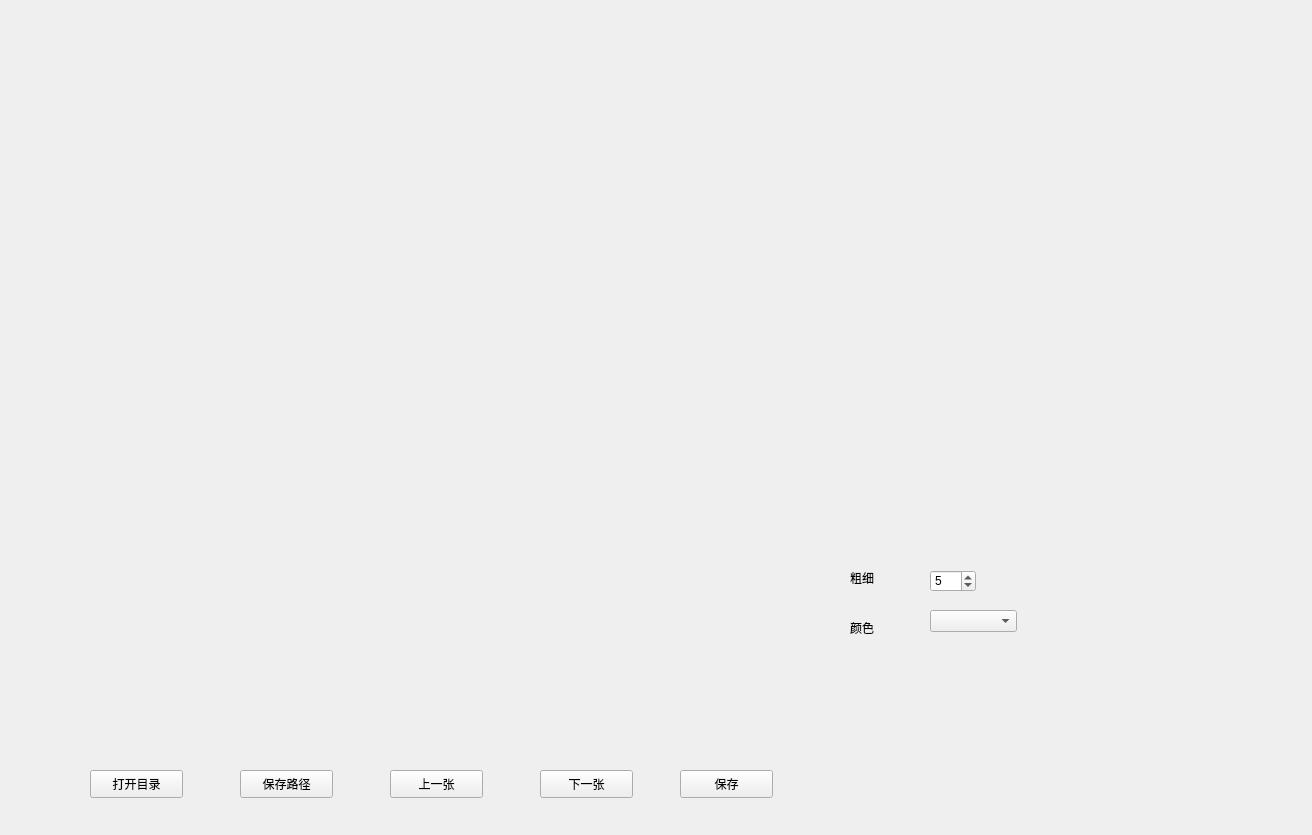
This is Myfile/CI.ui in ZFsun/Code as Qt 5 draws it before an edit. The edited form follows.
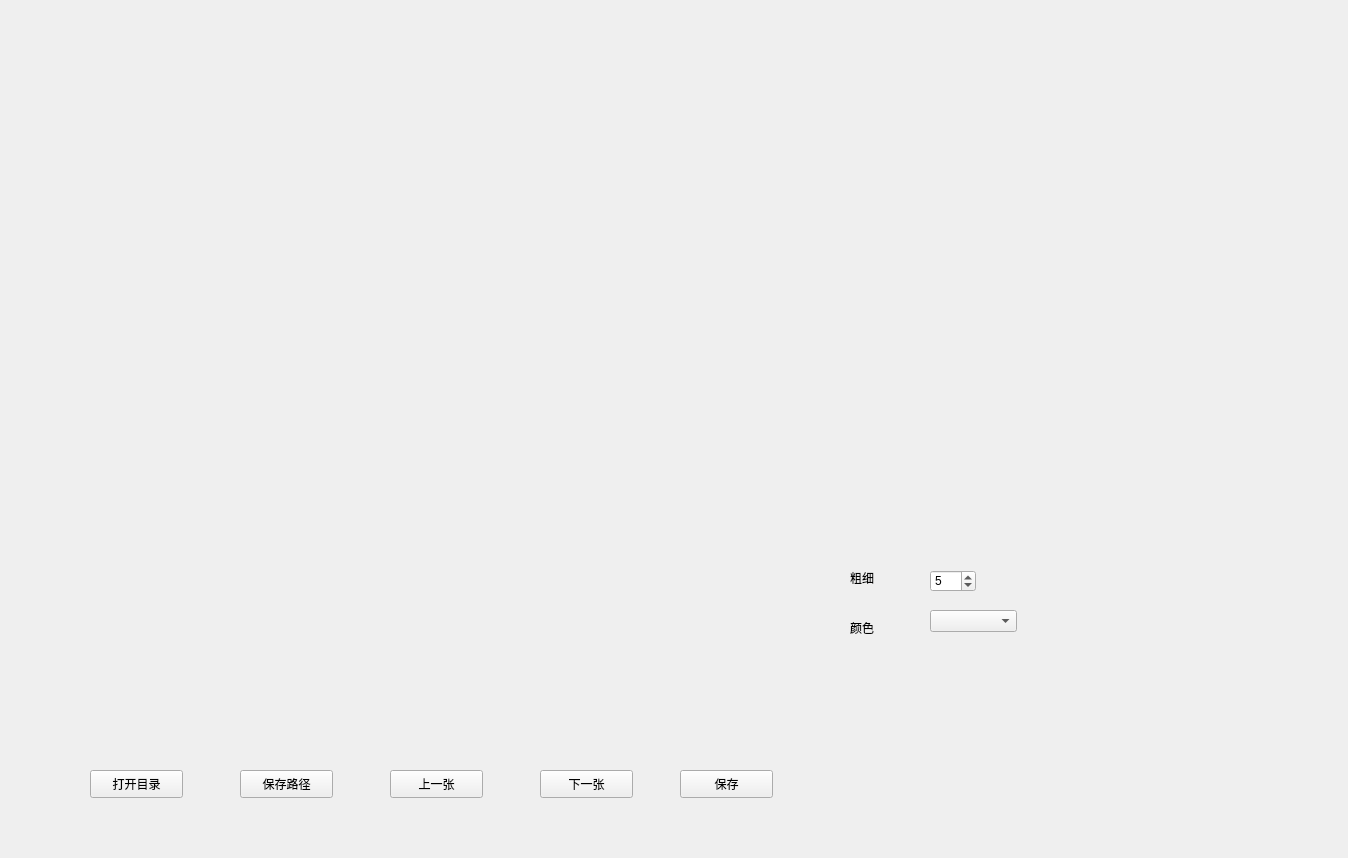
This is the edited form. Icons and pictures are not drawn.

What changed in the file:
```diff
--- a/Myfile/CI.ui
+++ b/Myfile/CI.ui
@@ -6,8 +6,8 @@
    <rect>
     <x>0</x>
     <y>0</y>
-    <width>1312</width>
-    <height>835</height>
+    <width>1348</width>
+    <height>858</height>
    </rect>
   </property>
   <property name="windowTitle">
```
Left out of the diff: 36 changed lines with no effect on the pictures.
